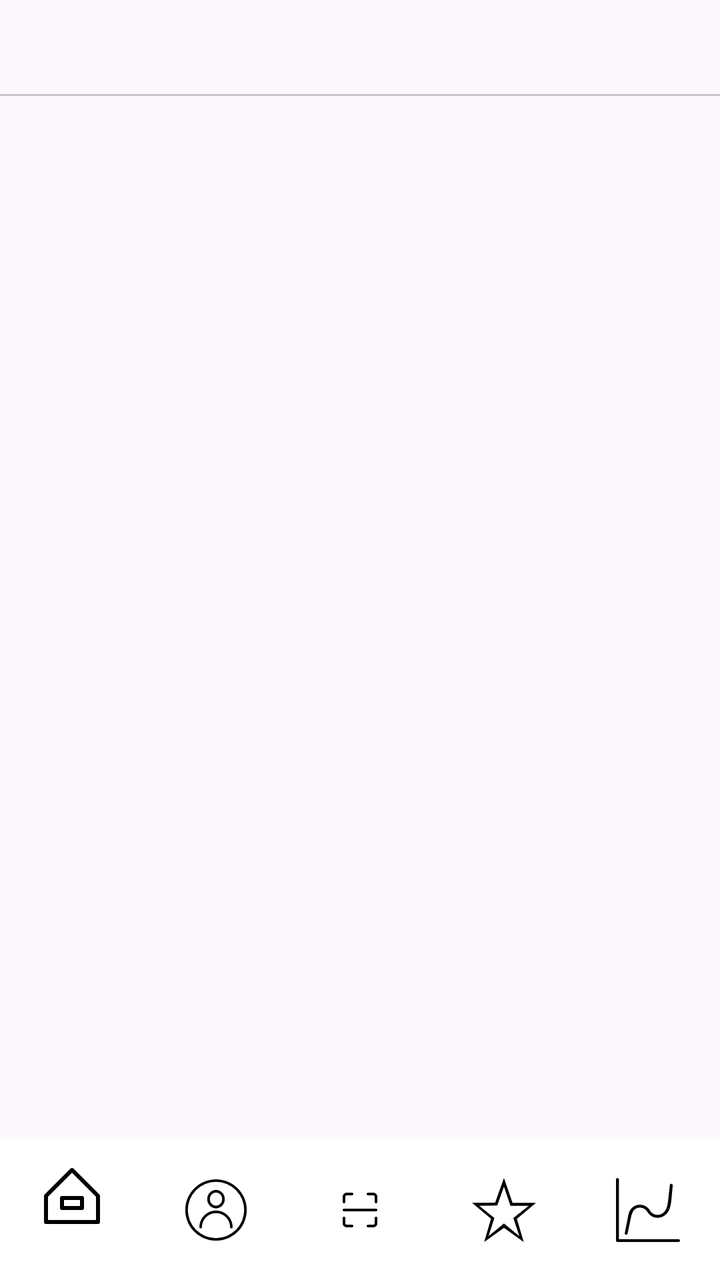
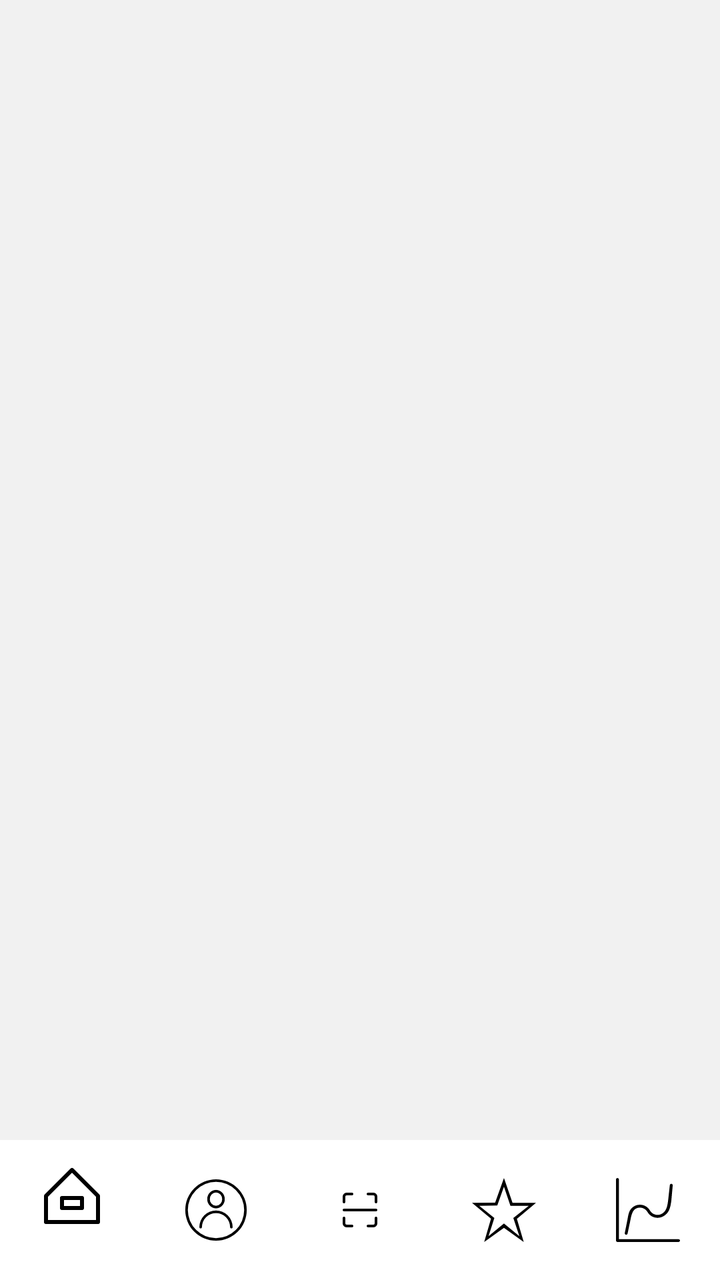

Before-and-after screenshots of an Android layout around one commit, followed by the original layout XML and the change that was made.
<!-- AndroidManifest.xml: application theme Theme.Diplom -->
<!-- res/layout/activity_admin.xml -->
<?xml version="1.0" encoding="utf-8"?>
<androidx.constraintlayout.widget.ConstraintLayout
    xmlns:android="http://schemas.android.com/apk/res/android"
    xmlns:tools="http://schemas.android.com/tools"
    xmlns:app="http://schemas.android.com/apk/res-auto"
    android:id="@+id/main"
    android:layout_width="match_parent"
    android:layout_height="match_parent"
    tools:context=".AdminActivity">

  
  <LinearLayout
      android:id="@+id/mainContent"
      android:orientation="vertical"
      android:layout_width="0dp"
      android:layout_height="0dp"
      app:layout_constraintTop_toTopOf="parent"
      app:layout_constraintBottom_toTopOf="@id/bottomNavigation"
      app:layout_constraintStart_toStartOf="parent"
      app:layout_constraintEnd_toEndOf="parent">

    <com.google.android.material.tabs.TabLayout
        android:id="@+id/adminTabLayout"
        android:layout_width="match_parent"
        android:layout_height="wrap_content"/>

    <androidx.viewpager2.widget.ViewPager2
        android:id="@+id/adminViewPager"
        android:layout_width="match_parent"
        android:layout_height="0dp"
        android:layout_weight="1"/>

  </LinearLayout>

  
  <com.google.android.material.bottomnavigation.BottomNavigationView
      android:id="@+id/bottomNavigation"
      android:layout_width="0dp"
      android:layout_height="70dp"
      android:background="#FFFFFF"
      app:itemIconSize="32dp"
      app:itemTextColor="@color/black"
      app:itemIconTint="@color/black"
      app:menu="@menu/bottom_nav_menu"
      app:layout_constraintBottom_toBottomOf="parent"
      app:layout_constraintStart_toStartOf="parent"
      app:layout_constraintEnd_toEndOf="parent"/>

</androidx.constraintlayout.widget.ConstraintLayout>
<!-- resources referenced by this layout -->
<resources>
  <color name="black">#FF000000</color>
  <style name="Theme.Diplom" parent="Base.Theme.Diplom" />
  <style name="Base.Theme.Diplom" parent="Theme.Material3.DayNight.NoActionBar">
          
          
      </style>
</resources>

<!-- the commit's change to res/layout/activity_admin.xml (unified diff, before → after) -->
@@ -4,6 +4,7 @@
     xmlns:tools="http://schemas.android.com/tools"
     xmlns:app="http://schemas.android.com/apk/res-auto"
     android:id="@+id/main"
+    android:background="#f1f1f1"
     android:layout_width="match_parent"
     android:layout_height="match_parent"
     tools:context=".AdminActivity">
@@ -21,6 +22,7 @@
 
     <com.google.android.material.tabs.TabLayout
         android:id="@+id/adminTabLayout"
+        android:background="#f1f1f1"
         android:layout_width="match_parent"
         android:layout_height="wrap_content"/>
 
<!-- resource entries referenced after the edit -->
@@ -3,8 +3,8 @@
   <color name="black">#FF000000</color>
   <style name="Theme.Diplom" parent="Base.Theme.Diplom" />
   <style name="Base.Theme.Diplom" parent="Theme.Material3.DayNight.NoActionBar">
-          
-          
+          <item name="android:statusBarColor">#0000FF</item>
+          <item name="android:windowLightStatusBar">false</item>
       </style>
 </resources>
 
